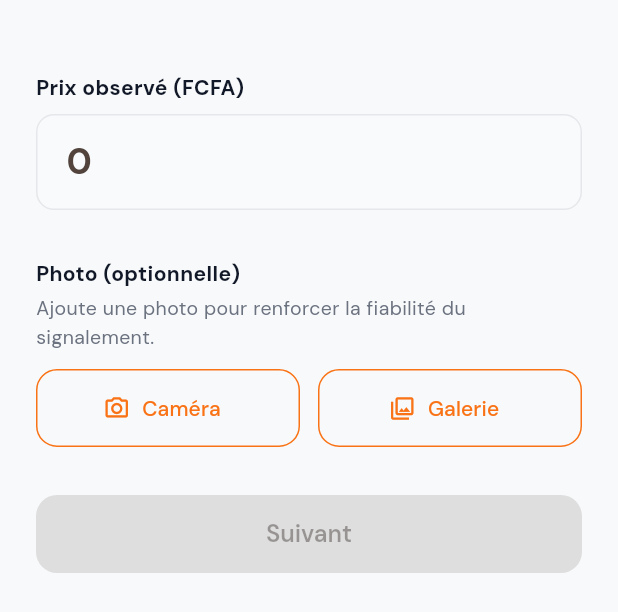
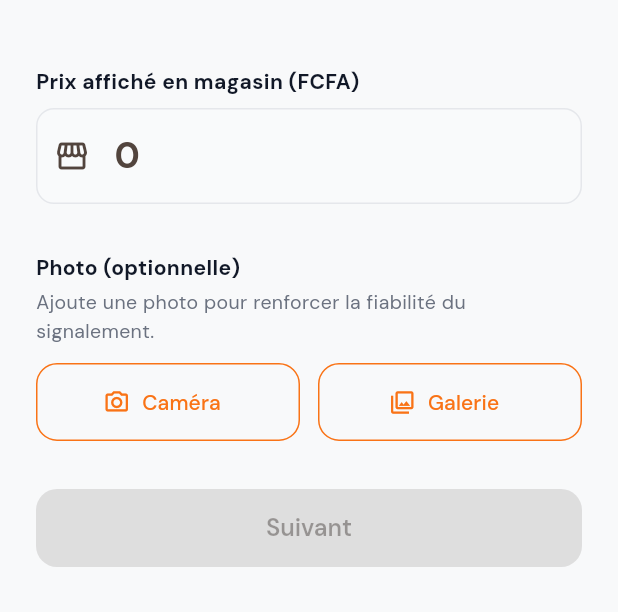
Before and after one commit to lamar02/prixklo-app, a Flutter app: the Step2PriceView widget shown alone on an empty page, opened directly, on a phone screen of 412 x 824 dp. Shown: the top 612 px of the screen. Run offline on Flutter 3.47's test engine with Material 3 defaults, Android fonts, the phone set to English and light mode, and no system bars; our stand-ins replace fl_chart, flutter_map, geolocator, get, google_fonts, image_picker and 2 more; accounts and stored records are empty; network calls fail.

Commit message:
feat(report): aligner le wizard sur les améliorations UX de price-check
- ReportController : effectiveMaxPrice (plafond officiel sans GPS, même
  logique que PriceCheckController) + ever(priceSummary) qui
  auto-détermine reportType (CONFIRMATION si count > 0, SIGNALEMENT sinon)
- Step 2 : affiche le plafond officiel en haut avant la saisie du prix
  + bannière de comparaison temps réel (🚨 abus / ✅ conforme)
- Step 3 : supprime le SegmentedButton de choix manuel du type ;
  remplace par un badge informatif auto-calculé.
  Label du bouton d'envoi adapté au résultat (abus vs conforme)

Co-Authored-By: Claude Sonnet 4.6 <noreply@anthropic.com>

```diff
--- a/lib/app/modules/report/controllers/report_controller.dart
+++ b/lib/app/modules/report/controllers/report_controller.dart
@@ -6,12 +6,14 @@ import 'package:image_picker/image_picker.dart';
 
 import '../../../core/utils/connectivity_util.dart';
 import '../../../data/models/gamification_model.dart';
+import '../../../data/models/official_price_model.dart';
 import '../../../data/models/price_history_model.dart';
 import '../../../data/models/price_summary_model.dart';
 import '../../../data/models/product_model.dart';
 import '../../../data/models/report_model.dart';
 import '../../../data/providers/offline_queue_model.dart';
 import '../../../modules/auth/controllers/auth_controller.dart';
+import '../../../modules/home/controllers/home_controller.dart';
 import '../../../modules/main_nav/controllers/main_nav_controller.dart';
 import '../../../services/api_service.dart';
 import '../../../services/storage_service.dart';
@@ -53,6 +55,22 @@ class ReportController extends GetxController {
   final RxString shopName = ''.obs;
   final RxString reportType = 'SIGNALEMENT'.obs; // 'SIGNALEMENT' | 'CONFIRMATION'
 
+  // ── Prix plafond officiel (sans GPS) ─────────────────────
+  OfficialPriceModel? get officialPrice {
+    final pkg = selectedPackaging.value;
+    if (pkg == null) return null;
+    try {
+      return Get.find<HomeController>()
+          .officialPrices
+          .firstWhere((p) => p.packagingId == pkg.id);
+    } catch (_) {
+      return null;
+    }
+  }
+
+  double? get effectiveMaxPrice =>
+      officialPrice?.maxPrice ?? priceSummary.value?.officialMaxPrice;
+
   // ── Résumé des prix locaux ────────────────────────────────
   final Rx<PriceSummaryModel?> priceSummary = Rx<PriceSummaryModel?>(null);
   final RxBool loadingSummary = false.obs;
@@ -80,6 +98,11 @@ class ReportController extends GetxController {
       if (hasLocation.value && selectedPackaging.value != null) {
         _fetchPriceSummary();
       }
+    });
+    // Type auto-déterminé à partir du résumé communautaire
+    ever(priceSummary, (_) {
+      reportType.value =
+          (priceSummary.value?.count ?? 0) > 0 ? 'CONFIRMATION' : 'SIGNALEMENT';
     });
   }
 
--- a/lib/app/modules/report/views/steps/step2_price_view.dart
+++ b/lib/app/modules/report/views/steps/step2_price_view.dart
@@ -73,9 +73,60 @@ class _Step2PriceViewState extends State<Step2PriceView> {
               ),
             );
           }),
-          const SizedBox(height: 24),
+          const SizedBox(height: 20),
+          // ── Prix plafond officiel ──────────────────────────
+          Obx(() {
+            final maxPrice = controller.effectiveMaxPrice;
+            if (maxPrice == null) return const SizedBox.shrink();
+            return Padding(
+              padding: const EdgeInsets.only(bottom: 20),
+              child: Container(
+                width: double.infinity,
+                padding: const EdgeInsets.all(14),
+                decoration: BoxDecoration(
+                  color: AppColors.primary.withAlpha(12),
+                  borderRadius: BorderRadius.circular(12),
+                  border:
+                      Border.all(color: AppColors.primary.withAlpha(50)),
+                ),
+                child: Column(
+                  crossAxisAlignment: CrossAxisAlignment.start,
+                  children: [
+                    Row(children: [
+                      const Icon(Icons.verified_outlined,
+                          size: 14, color: AppColors.primary),
+                      const SizedBox(width: 6),
+                      const Text(
+                        'Prix plafond officiel',
+                        style: TextStyle(
+                          fontSize: 12,
+                          fontWeight: FontWeight.w600,
+                          color: AppColors.primary,
+                        ),
+                      ),
+                    ]),
+                    const SizedBox(height: 6),
+                    Text(
+                      '${maxPrice.toStringAsFixed(0)} FCFA',
+                      style: const TextStyle(
+                        fontSize: 28,
+                        fontWeight: FontWeight.w800,
+                        color: AppColors.primary,
+                      ),
+                    ),
+                    const SizedBox(height: 2),
+                    const Text(
+                      'Ne devrait pas dépasser ce montant',
+                      style: TextStyle(
+                          fontSize: 11, color: AppColors.neutral60),
+                    ),
+                  ],
+                ),
+              ),
+            );
+          }),
           const Text(
-            'Prix observé (FCFA)',
+            'Prix affiché en magasin (FCFA)',
             style: TextStyle(
                 fontWeight: FontWeight.w700, color: AppColors.neutral100),
           ),
@@ -89,10 +140,58 @@ class _Step2PriceViewState extends State<Step2PriceView> {
               hintText: '0',
               suffixText: 'FCFA',
               suffixStyle: TextStyle(color: AppColors.neutral60),
+              prefixIcon: Icon(Icons.storefront_outlined),
             ),
             onChanged: (v) =>
                 controller.observedPrice.value = double.tryParse(v) ?? 0,
           ),
+          // ── Bannière comparaison temps réel ───────────────
+          Obx(() {
+            final observed = controller.observedPrice.value;
+            if (observed <= 0) return const SizedBox.shrink();
+            final maxPrice = controller.effectiveMaxPrice;
+            if (maxPrice == null) return const SizedBox.shrink();
+            final isAbus = observed > maxPrice;
+            final diff = (observed - maxPrice).abs();
+            final pct = ((diff / maxPrice) * 100).toStringAsFixed(0);
+            final color = isAbus ? AppColors.abus : AppColors.success;
+            return Padding(
+              padding: const EdgeInsets.only(top: 10),
+              child: Container(
+                padding: const EdgeInsets.symmetric(
+                    horizontal: 12, vertical: 10),
+                decoration: BoxDecoration(
+                  color: color.withAlpha(18),
+                  borderRadius: BorderRadius.circular(10),
+                  border: Border.all(color: color.withAlpha(60)),
+                ),
+                child: Row(
+                  children: [
+                    Icon(
+                      isAbus
+                          ? Icons.warning_rounded
+                          : Icons.check_circle_rounded,
+                      color: color,
+                      size: 18,
+                    ),
+                    const SizedBox(width: 8),
+                    Expanded(
+                      child: Text(
+                        isAbus
+                            ? '🚨 +$pct% au-dessus du plafond — Abus probable'
+                            : '✅ Dans la limite du plafond — Prix conforme',
+                        style: TextStyle(
+                          fontSize: 12,
+                          color: color,
+                          fontWeight: FontWeight.w600,
+                        ),
+                      ),
+                    ),
+                  ],
+                ),
+              ),
+            );
+          }),
           const SizedBox(height: 16),
           const _PriceSummaryCard(),
           const SizedBox(height: 16),
```
Also changed, not shown: lib/app/modules/report/views/steps/step3_send_view.dart (+45 -34 lines).
